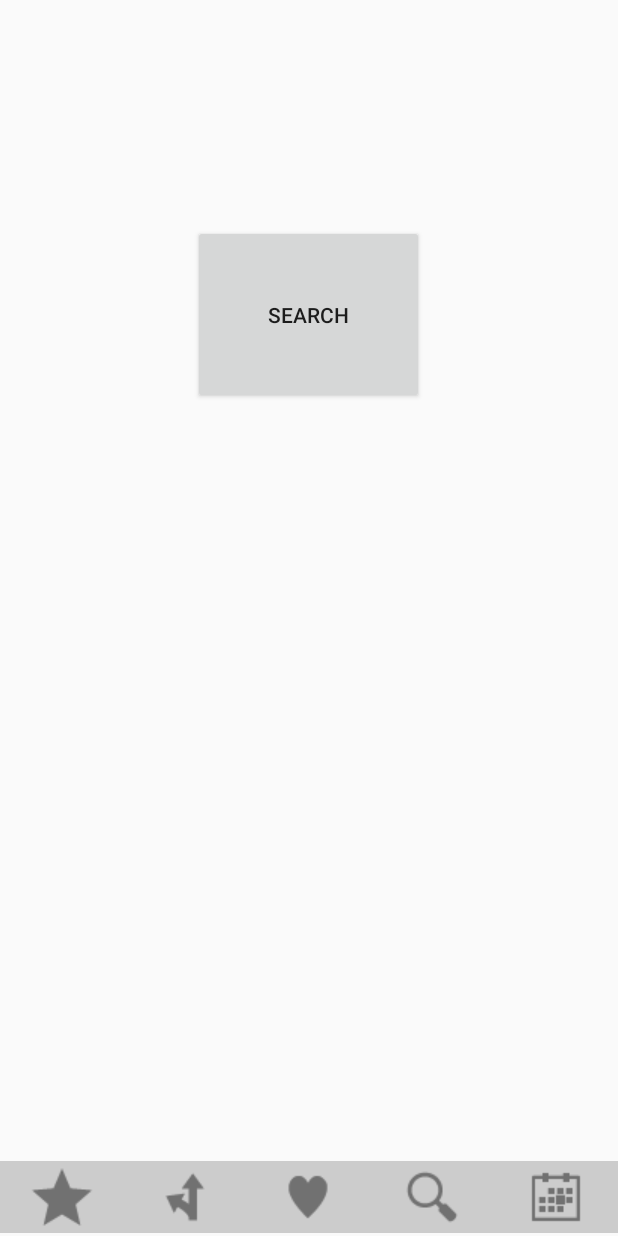
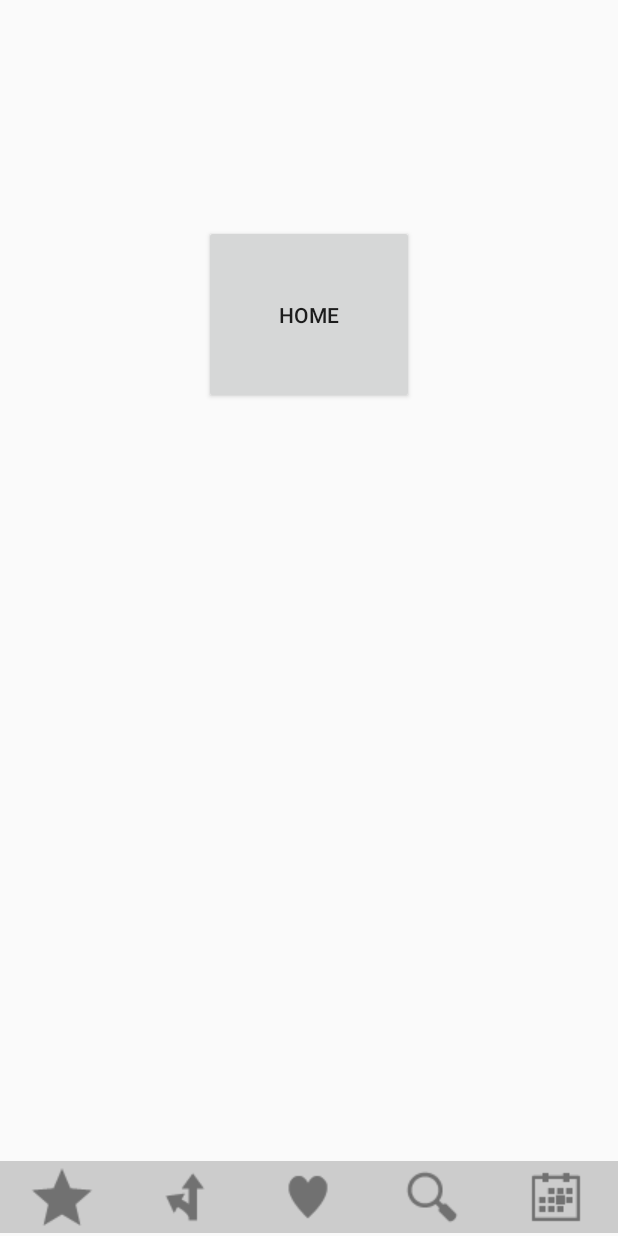
Before and after one commit to udeysingh95/The_Indian_Route, an Android app: the screen it shows after launch (MenuActivity), on a phone screen of 412 x 824 dp. Run offline under Robolectric (Android 15) with nearby library versions, the phone set to English and light mode, and no system bars.

Commit message:
MenuActivity v0.3

```diff
--- a/app/src/main/res/layout/homefragment.xml
+++ b/app/src/main/res/layout/homefragment.xml
@@ -9,7 +9,7 @@
         android:id="@+id/search"
         android:layout_width="wrap_content"
         android:layout_height="wrap_content"
-        android:text="search"
+        android:text="Home"
         android:paddingTop="50dp"
         android:paddingBottom="50dp"
         android:paddingRight="50dp"
```
